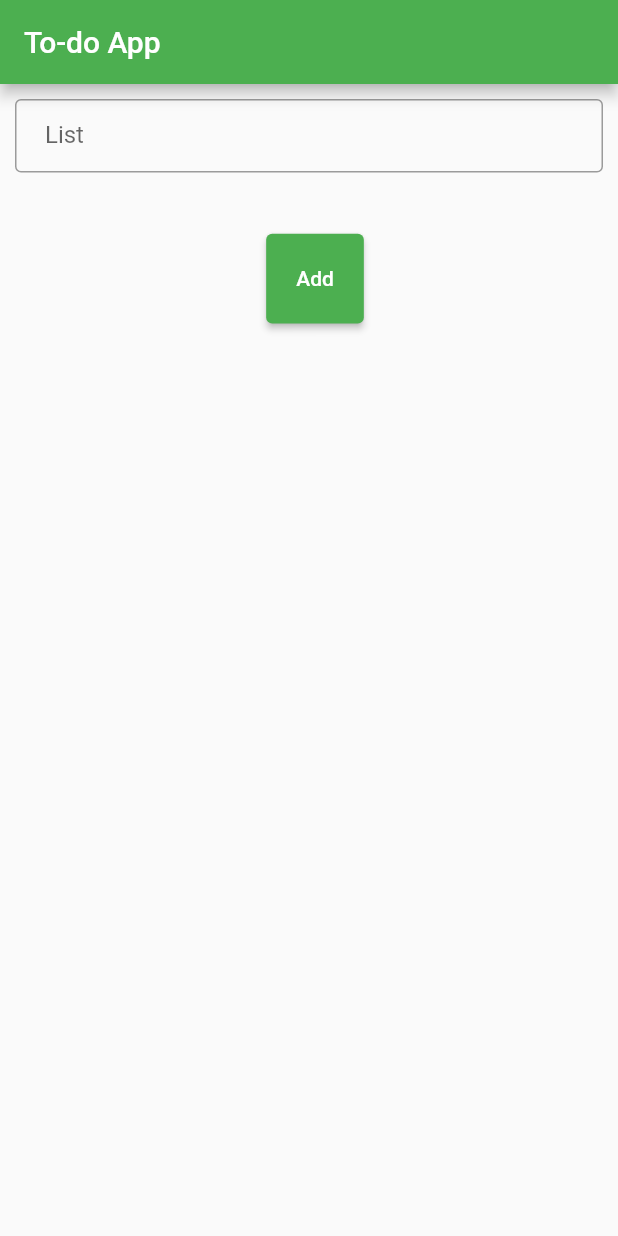
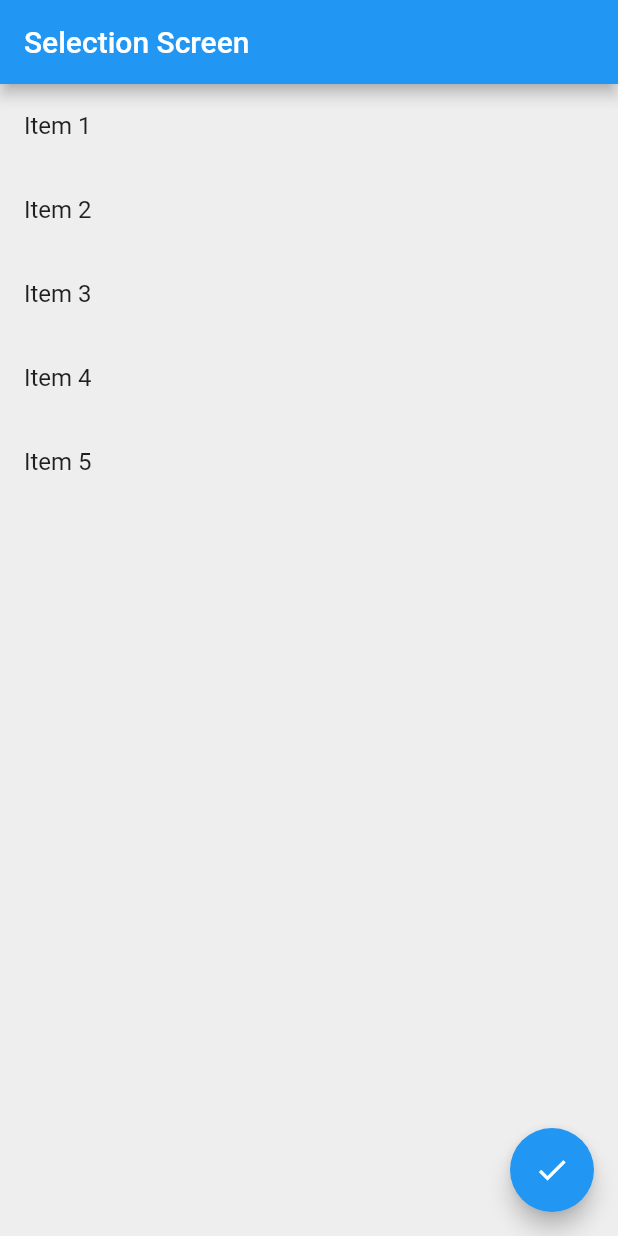
Before and after one commit to csearafat01/module_10_live_test, a Flutter app: the screen it shows after launch, on a phone screen of 412 x 824 dp. Run offline on Flutter 3.47's test engine with Material 2 defaults, Android fonts, the phone set to English and light mode, and no system bars.

Commit message:
module_10_live_test

```diff
--- a/lib/home_screen.dart
+++ b/lib/home_screen.dart
@@ -1,5 +1,6 @@
 import 'package:flutter/material.dart';
-import 'package:module_10_live_test/style.dart';
+
+import 'item.dart';
 
 
 class ToDoPage extends StatefulWidget {
@@ -12,24 +13,46 @@ class ToDoPage extends StatefulWidget {
 }
 
 class ToDoPageView extends State<ToDoPage> {
-  List toDoList = [];
-  String item = "";
-  toDoInputOnChanged(content){
+
+
+  List<Item> items = [
+    Item(title: "Item 1"),
+    Item(title: "Item 2"),
+    Item(title: "Item 3"),
+    Item(title: "Item 4"),
+    Item(title: "Item 5"),
+  ];
+  Set<Item> selectedItems = <Item>{};
+
+  void toggleItemSelection(Item item) {
     setState(() {
-      item = content;
+      item.isSelected = !item.isSelected;
+      if (item.isSelected) {
+        selectedItems.add(item);
+      } else {
+        selectedItems.remove(item);
+      }
     });
   }
 
-  AddItem(){
-    setState(() {
-      toDoList.add({'item':item});
-    });
-  }
-
-  RemoveItem(index){
-    setState(() {
-      toDoList.removeAt(index);
-    });
+  void showSelectedItemsDialog() {
+    showDialog(
+      context: context,
+      builder: (BuildContext context) {
+        return AlertDialog(
+          title: const Text("Selected Items"),
+          content: Text("Number of Selected items: ${selectedItems.length}"),
+          actions: [
+            TextButton(
+              child: const Text("Close"),
+              onPressed: () {
+                Navigator.of(context).pop();
+              },
+            ),
+          ],
+        );
+      },
+    );
   }
 
 
@@ -38,55 +61,26 @@ class ToDoPageView extends State<ToDoPage> {
   Widget build(BuildContext context) {
     return Scaffold(
       appBar: AppBar(
-        title: const Text('To-do App'),
+        title: const Text('Selection Screen'),
+        elevation: 4,
       ),
-      body: Container(
-        padding: const EdgeInsets.all(10),
-        child: Column(
-          children: [
-            Expanded(
-              flex: 20,
-              child: Column(
-                children: [
-                  Expanded(
-                      flex:60,
-                      child: TextFormField(onChanged:(content){toDoInputOnChanged(content);},decoration: AppInputDecoration('List'),)),
-                  Expanded(
-                      flex: 40,
-                      child: Padding(
-                        padding: const EdgeInsets.only(left: 8.0),
-                        child: ElevatedButton(
-                          onPressed: () {AddItem();},
-                          style: AppButtonStyle(),
-                          child: const Text('Add'),
-                        ),
-                      ))
-                ],
-              ),
-            ),
-            Expanded(
-              flex: 80,
-              child: ListView.builder(
-                  itemCount: toDoList.length,
-                  itemBuilder: (context, index) {
-                    return Card(
-                        child: SizeBox50(
-                            Row(
-                              children: [
-                                Expanded(
-                                    flex: 80,
-                                    child: Text(toDoList[index]['item'].toString())),
-                                Expanded(
-                                    flex: 20,
-                                    child: TextButton(onPressed: (){RemoveItem(index);},child: Icon(Icons.delete),))
-                              ],
-                            )
-                        )
-                    );
-                  }),
-            )
-          ],
-        ),
+      backgroundColor: Colors.grey.shade200,
+      body: ListView.builder(
+        itemCount: items.length,
+        itemBuilder: (context, index) {
+          final item = items[index];
+          return ListTile(
+            title: Text(item.title),
+            tileColor: item.isSelected ? Colors.blue : null,
+            onTap: () {
+              toggleItemSelection(item);
+            },
+          );
+        },
+      ),
+      floatingActionButton: FloatingActionButton(
+        onPressed: showSelectedItemsDialog,
+        child: const Icon(Icons.check),
       ),
     );
   }
--- /dev/null
+++ b/lib/item.dart
@@ -0,0 +1,6 @@
+class Item {
+  String title;
+  bool isSelected;
+
+  Item({required this.title, this.isSelected = false});
+}
--- a/lib/main.dart
+++ b/lib/main.dart
@@ -13,8 +13,9 @@ class MyApp extends StatelessWidget {
   @override
   Widget build(BuildContext context) {
     return  MaterialApp(
+      debugShowCheckedModeBanner: false,
       title: 'TO-Do',
-      theme: ThemeData(primarySwatch: Colors.green),
+      theme: ThemeData(primarySwatch: Colors.blue),
       home: const ToDoPage(),
     );
   }
--- a/lib/style.dart
+++ /dev/null
@@ -1,32 +0,0 @@
-import 'package:flutter/material.dart';
-
-InputDecoration AppInputDecoration(label){
-  return InputDecoration(
-      contentPadding: EdgeInsets.fromLTRB(20, 10, 10, 20),
-      border: OutlineInputBorder(),
-      labelText: label
-  );
-}
-
-ButtonStyle AppButtonStyle(){
-  return ElevatedButton.styleFrom(
-    padding: EdgeInsets.all(20),
-    backgroundColor: Colors.green,
-    shape: RoundedRectangleBorder(
-        borderRadius: BorderRadius.all(Radius.circular(4))
-    ),
-  );
-}
-
-SizedBox SizeBox50(child){
-  return SizedBox(
-    height: 50,
-    width: double.infinity,
-    child: Container(
-      alignment: Alignment.center,
-      padding: EdgeInsets.all(8),
-      child: child,
-
-    ),
-  );
-}
```
